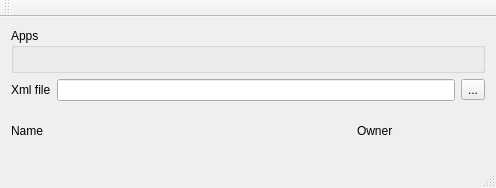
This is vishnu/MainWindow.ui in gmrvvis/Vishnu as Qt 5 draws it before an edit. The edited form follows.
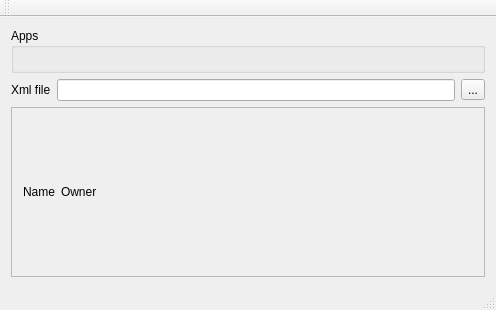
This is the edited form.

Commit message: Added SyncGroup class and receivedSyncGroup callback.

The edit to the form file:
```diff
--- a/vishnu/MainWindow.ui
+++ b/vishnu/MainWindow.ui
@@ -7,7 +7,7 @@
     <x>0</x>
     <y>0</y>
     <width>496</width>
-    <height>188</height>
+    <height>310</height>
    </rect>
   </property>
   <property name="windowTitle">
@@ -15,6 +15,92 @@
   </property>
   <widget class="QWidget" name="centralWidget">
    <layout class="QGridLayout" name="gridLayout_2">
+    <item row="1" column="0">
+     <widget class="QScrollArea" name="scrollArea">
+      <property name="maximumSize">
+       <size>
+        <width>16777214</width>
+        <height>1000</height>
+       </size>
+      </property>
+      <property name="horizontalScrollBarPolicy">
+       <enum>Qt::ScrollBarAlwaysOff</enum>
+      </property>
+      <property name="sizeAdjustPolicy">
+       <enum>QAbstractScrollArea::AdjustToContents</enum>
+      </property>
+      <property name="widgetResizable">
+       <bool>true</bool>
+      </property>
+      <widget class="QWidget" name="scrollAreaWidgetContents">
+       <property name="geometry">
+        <rect>
+         <x>0</x>
+         <y>0</y>
+         <width>476</width>
+         <height>149</height>
+        </rect>
+       </property>
+       <property name="maximumSize">
+        <size>
+         <width>16777215</width>
+         <height>16777215</height>
+        </size>
+       </property>
+       <property name="sizeIncrement">
+        <size>
+         <width>0</width>
+         <height>0</height>
+        </size>
+       </property>
+       <layout class="QGridLayout" name="gridLayout_4">
+        <item row="0" column="0">
+         <layout class="QGridLayout" name="gridLayout_3">
+          <item row="0" column="1">
+           <widget class="QLabel" name="label_3">
+            <property name="minimumSize">
+             <size>
+              <width>100</width>
+              <height>0</height>
+             </size>
+            </property>
+            <property name="text">
+             <string>Owner</string>
+            </property>
+           </widget>
+          </item>
+          <item row="0" column="0">
+           <widget class="QLabel" name="label">
+            <property name="minimumSize">
+             <size>
+              <width>0</width>
+              <height>0</height>
+             </size>
+            </property>
+            <property name="text">
+             <string>Name</string>
+            </property>
+           </widget>
+          </item>
+          <item row="0" column="2">
+           <spacer name="horizontalSpacer">
+            <property name="orientation">
+             <enum>Qt::Horizontal</enum>
+            </property>
+            <property name="sizeHint" stdset="0">
+             <size>
+              <width>24</width>
+              <height>20</height>
+             </size>
+            </property>
+           </spacer>
+          </item>
+         </layout>
+        </item>
+       </layout>
+      </widget>
+     </widget>
+    </item>
     <item row="0" column="0">
      <layout class="QVBoxLayout" name="verticalLayout">
       <item>
@@ -56,49 +142,6 @@
       </item>
      </layout>
     </item>
-    <item row="1" column="0">
-     <layout class="QGridLayout" name="gridLayout_3">
-      <item row="0" column="1">
-       <widget class="QLabel" name="label_3">
-        <property name="minimumSize">
-         <size>
-          <width>100</width>
-          <height>0</height>
-         </size>
-        </property>
-        <property name="text">
-         <string>Owner</string>
-        </property>
-       </widget>
-      </item>
-      <item row="0" column="0">
-       <widget class="QLabel" name="label">
-        <property name="minimumSize">
-         <size>
-          <width>340</width>
-          <height>0</height>
-         </size>
-        </property>
-        <property name="text">
-         <string>Name</string>
-        </property>
-       </widget>
-      </item>
-      <item row="0" column="2">
-       <spacer name="horizontalSpacer">
-        <property name="orientation">
-         <enum>Qt::Horizontal</enum>
-        </property>
-        <property name="sizeHint" stdset="0">
-         <size>
-          <width>24</width>
-          <height>20</height>
-         </size>
-        </property>
-       </spacer>
-      </item>
-     </layout>
-    </item>
    </layout>
   </widget>
   <widget class="QMenuBar" name="menuBar">
```
Left out of the diff: 4 changed lines with no effect on the pictures. The commit also changes 8 other files.
